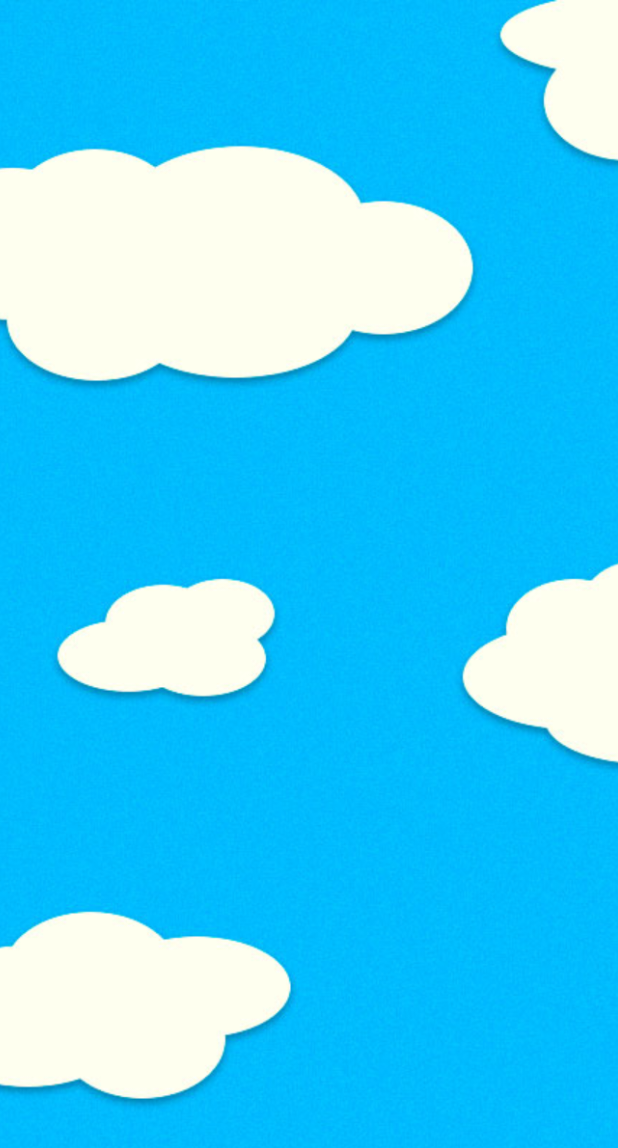
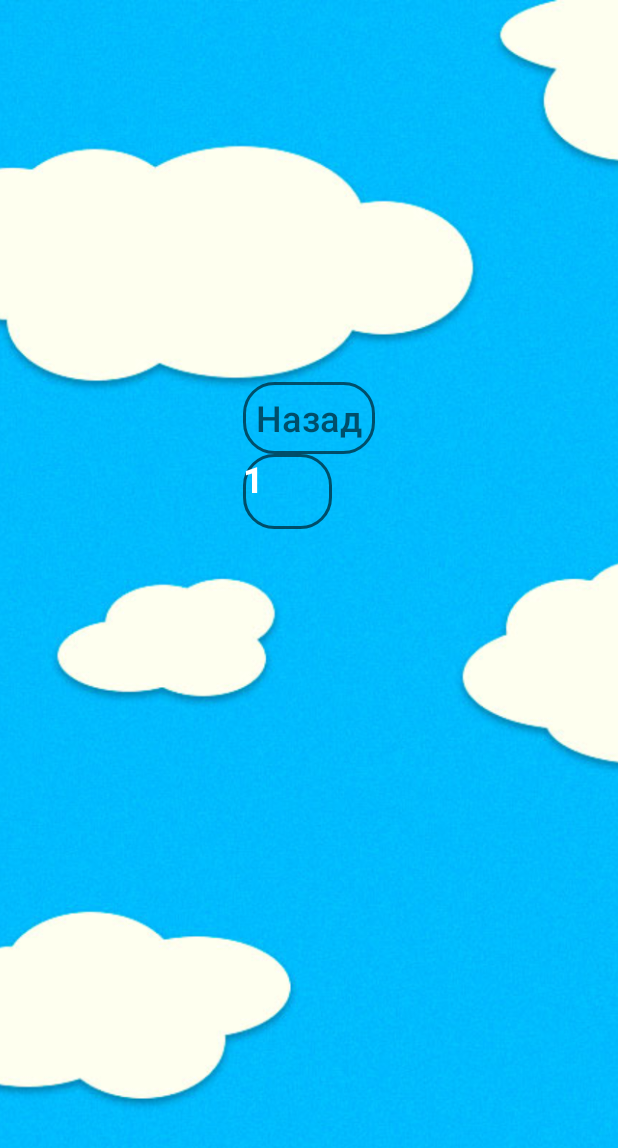
Before and after one commit to sprigganer/game, an Android app: the layout gamelevels.xml on its own in the app's theme, with its tools: preview values and no code run, on a phone screen of 412 x 824 dp. Shown: the top 1148 px of the screen. Run offline under Robolectric (Android 15) with nearby library versions, the phone set to English and light mode, and no system bars.

Commit message:
хуйня из 10

```diff
--- /dev/null
+++ b/app/src/main/res/drawable/button_gamelevels.xml
@@ -0,0 +1,5 @@
+<?xml version="1.0" encoding="utf-8"?>
+<selector xmlns:android="http://schemas.android.com/apk/res/android">
+    <item android:state_pressed="false" android:drawable="@drawable/style_bln_stoke_black95"></item>
+    <item android:state_pressed="true" android:drawable="@drawable/style_bln_stoke_black60"></item>
+</selector>
--- /dev/null
+++ b/app/src/main/res/drawable/style_bln_stoke_black60.xml
@@ -0,0 +1,6 @@
+<?xml version="1.0" encoding="utf-8"?>
+<shape xmlns:android="http://schemas.android.com/apk/res/android">
+    <stroke android:width="2dp" android:color="@color/black60"/>
+    <corners android:radius="20dp"/>
+
+</shape>
--- /dev/null
+++ b/app/src/main/res/drawable/style_bnt_black95.xml
@@ -0,0 +1,5 @@
+<?xml version="1.0" encoding="utf-8"?>
+<selector xmlns:android="http://schemas.android.com/apk/res/android">
+    <corners android:radius = "15dp"> </corners>
+    <solid android:color = "@color/black95"></solid>
+</selector>
--- a/app/src/main/res/layout/gamelevels.xml
+++ b/app/src/main/res/layout/gamelevels.xml
@@ -19,9 +19,9 @@
     <LinearLayout
         android:id="@+id/container1"
         android:layout_width="match_parent"
-        android:layout_height="match_parent"
+        android:layout_height="608dp"
         android:gravity="center"
-        android:orientation="vertical" >
+        android:orientation="vertical">
 
         <LinearLayout
             android:id="@+id/container2"
@@ -34,7 +34,22 @@
                 android:id="@+id/container3"
                 android:layout_width="match_parent"
                 android:layout_height="match_parent"
-                android:orientation="horizontal"></LinearLayout>
+                android:orientation="horizontal">
+
+                <Button
+                    android:id="@+id/button_back"
+                    android:layout_width="wrap_content"
+                    android:layout_height="wrap_content"
+                    android:text="@string/back"
+                    android:background="@drawable/button_stroke_black95_press_white"
+                   android:textSize="24sp"
+                    android:paddingLeft="5dp"
+                    android:paddingRight="5dp"
+                    android:textColor="@color/black95"
+                    android:textAllCaps="false"
+                    />
+
+            </LinearLayout>
 
             <ScrollView
                 android:layout_width="match_parent"
@@ -44,7 +59,28 @@
                     android:id="@+id/container4"
                     android:layout_width="match_parent"
                     android:layout_height="wrap_content"
-                    android:orientation="vertical" />
+                    android:orientation="vertical">
+
+                    <LinearLayout
+                        android:id="@+id/line1"
+                        android:layout_width="match_parent"
+                        android:layout_height="wrap_content"
+                        android:orientation="horizontal">
+
+                        <TextView
+                            android:id="@+id/textView1"
+                            android:layout_width="59dp"
+                            android:layout_height="50dp"
+                            android:text="1"
+                            android:layout_marginRight="10dp"
+                             android:background="@drawable/button_gamelevels"
+                            android:textColor="@color/Wnite"
+                            android:textSize="24sp"
+                            android:textStyle="bold"
+                            android:layout_gravity="center"
+                            />
+                    </LinearLayout>
+                </LinearLayout>
             </ScrollView>
         </LinearLayout>
     </LinearLayout>
--- a/app/src/main/res/values/colors.xml
+++ b/app/src/main/res/values/colors.xml
@@ -5,4 +5,5 @@
     <color name="colorAccent">#03DAC5</color>
     <color name="black95">#95000000</color>
     <color name="Wnite">#ffffff</color>
+    <color name="black60">#65000000</color>
 </resources>
--- a/app/src/main/res/values/strings.xml
+++ b/app/src/main/res/values/strings.xml
@@ -1,4 +1,5 @@
 <resources>
     <string name="app_name">Guess the word-Угадай слово</string>
     <string name="Start">Начать</string>
+    <string name="back">Назад</string>
 </resources>
```
